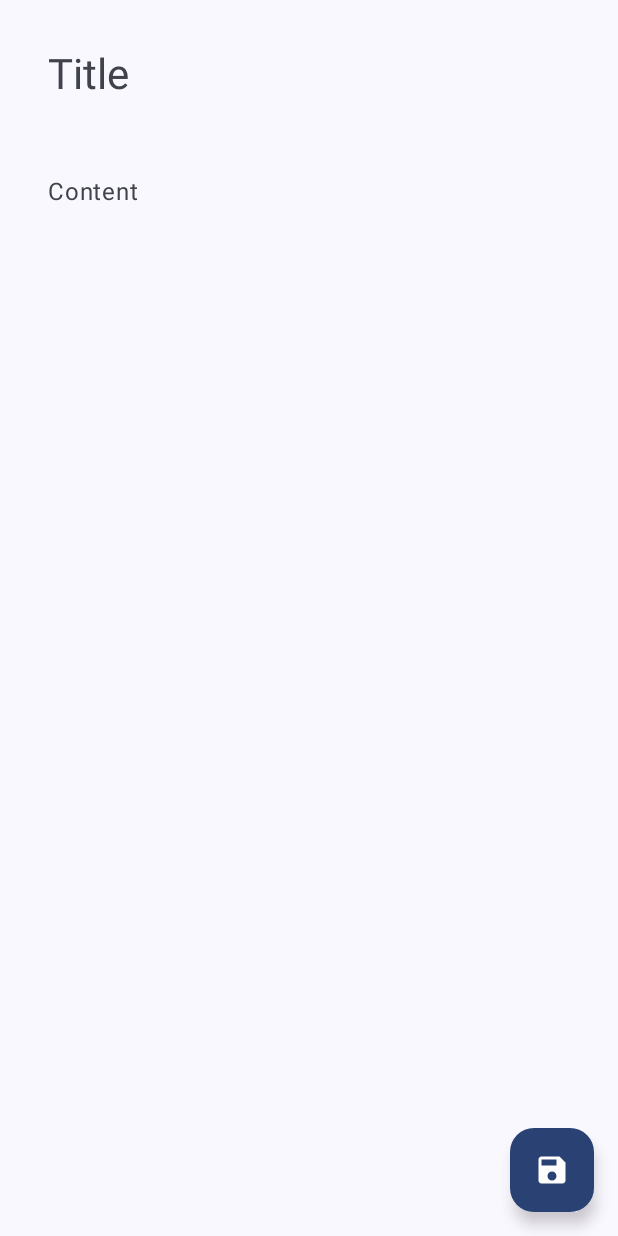
After one commit to rakibulism/LLM-Note, an Android app built with Jetpack Compose: the composable NoteEditScreen shown on its own in the app's theme, on a phone screen of 412 x 824 dp. The commit adds this screen. Run offline under Robolectric (Android 15) with nearby library versions, the phone set to English and light mode, and no system bars; our stand-ins replace Dagger/Hilt's generated code, Room's generated code.

Commit message:
Add note editing and pinning functionality
Implemented NoteEditScreen for editing notes and integrated navigation between note list and edit screens. Added pin/unpin functionality to notes, updated NoteListViewModel and NoteItem to support pinning, and enabled UI for pinning notes from the note list.

```diff
--- /dev/null
+++ b/app/src/main/java/com/example/llmnote/ui/note_edit/NoteEditScreen.kt
@@ -0,0 +1,115 @@
+package com.example.llmnote.ui.note_edit
+
+import androidx.compose.foundation.layout.Column
+import androidx.compose.foundation.layout.Spacer
+import androidx.compose.foundation.layout.fillMaxSize
+import androidx.compose.foundation.layout.fillMaxWidth
+import androidx.compose.foundation.layout.height
+import androidx.compose.foundation.layout.padding
+import androidx.compose.material.icons.Icons
+import androidx.compose.material.icons.filled.Save
+import androidx.compose.material3.FloatingActionButton
+import androidx.compose.material3.Icon
+import androidx.compose.material3.MaterialTheme
+import androidx.compose.material3.Scaffold
+import androidx.compose.material3.Text
+import androidx.compose.material3.TextField
+import androidx.compose.material3.TextFieldDefaults
+import androidx.compose.runtime.Composable
+import androidx.compose.runtime.LaunchedEffect
+import androidx.compose.ui.Modifier
+import androidx.compose.ui.graphics.Color
+import androidx.compose.ui.unit.dp
+import androidx.hilt.navigation.compose.hiltViewModel
+import androidx.navigation.NavController
+import kotlinx.coroutines.flow.collectLatest
+
+@Composable
+fun NoteEditScreen(
+    navController: NavController,
+    viewModel: NoteEditViewModel = hiltViewModel()
+) {
+    val titleState = viewModel.noteTitle.value
+    val contentState = viewModel.noteContent.value
+
+    androidx.activity.compose.BackHandler {
+        viewModel.onEvent(NoteEditEvent.SaveNote)
+    }
+
+    LaunchedEffect(key1 = true) {
+        viewModel.eventFlow.collectLatest { event ->
+            when (event) {
+                is NoteEditViewModel.UiEvent.SaveNote -> {
+                    navController.navigateUp()
+                }
+            }
+        }
+    }
+
+    Scaffold(
+        floatingActionButton = {
+            FloatingActionButton(
+                onClick = {
+                    viewModel.onEvent(NoteEditEvent.SaveNote)
+                },
+                containerColor = MaterialTheme.colorScheme.primary
+            ) {
+                Icon(imageVector = Icons.Default.Save, contentDescription = "Save note")
+            }
+        }
+    ) { padding ->
+        Column(
+            modifier = Modifier
+                .fillMaxSize()
+                .padding(padding)
+                .padding(16.dp)
+        ) {
+            TextField(
+                value = titleState,
+                onValueChange = {
+                    viewModel.onEvent(NoteEditEvent.EnteredTitle(it))
+                },
+                textStyle = MaterialTheme.typography.headlineMedium,
+                placeholder = {
+                    Text(
+                        text = "Title",
+                        style = MaterialTheme.typography.headlineMedium,
+                        color = MaterialTheme.colorScheme.onSurfaceVariant
+                    )
+                },
+                modifier = Modifier.fillMaxWidth(),
+                singleLine = true,
+                colors = TextFieldDefaults.colors(
+                    focusedContainerColor = Color.Transparent,
+                    unfocusedContainerColor = Color.Transparent,
+                    disabledContainerColor = Color.Transparent,
+                    focusedIndicatorColor = Color.Transparent,
+                    unfocusedIndicatorColor = Color.Transparent,
+                )
+            )
+            Spacer(modifier = Modifier.height(16.dp))
+            TextField(
+                value = contentState,
+                onValueChange = {
+                    viewModel.onEvent(NoteEditEvent.EnteredContent(it))
+                },
+                textStyle = MaterialTheme.typography.bodyLarge,
+                placeholder = {
+                    Text(
+                        text = "Content",
+                        style = MaterialTheme.typography.bodyLarge,
+                        color = MaterialTheme.colorScheme.onSurfaceVariant
+                    )
+                },
+                modifier = Modifier.fillMaxSize(),
+                colors = TextFieldDefaults.colors(
+                    focusedContainerColor = Color.Transparent,
+                    unfocusedContainerColor = Color.Transparent,
+                    disabledContainerColor = Color.Transparent,
+                    focusedIndicatorColor = Color.Transparent,
+                    unfocusedIndicatorColor = Color.Transparent,
+                )
+            )
+        }
+    }
+}
```
Also changed, not shown: app/src/main/java/com/example/llmnote/MainActivity.kt (+20 -1 lines), app/src/main/java/com/example/llmnote/ui/note_list/NoteListScreen.kt (added, +87 -0 lines), app/src/main/java/com/example/llmnote/ui/note_list/NoteListViewModel.kt (+9 -1 lines), app/src/main/java/com/example/llmnote/ui/note_list/components/NoteItem.kt (+17 -1 lines).
